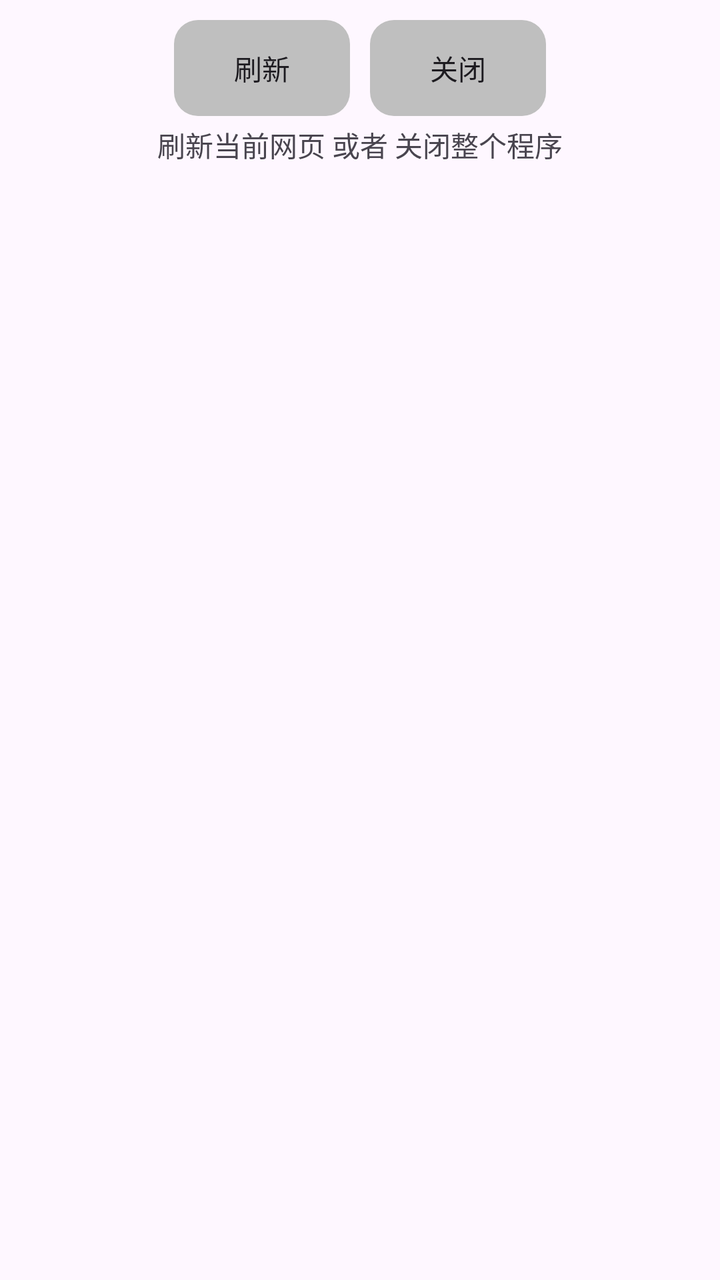
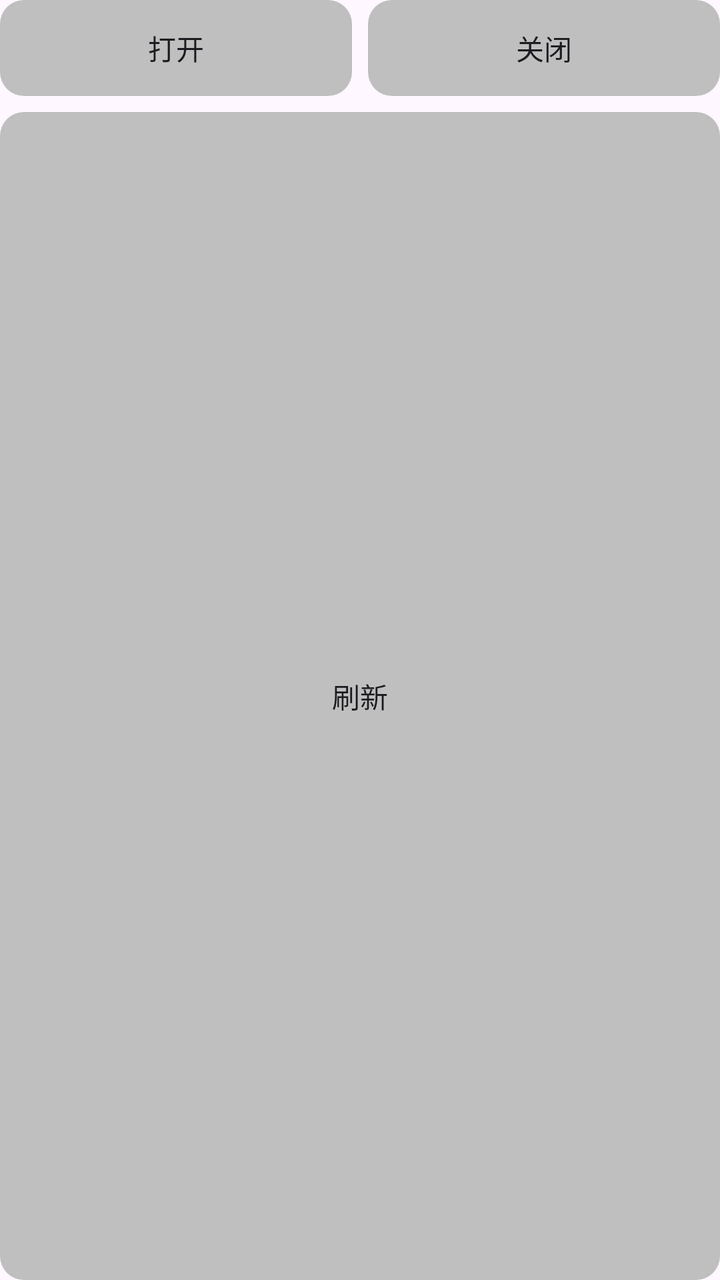

Before-and-after screenshots of an Android layout around one commit, followed by the original layout XML and the change that was made.
<!-- AndroidManifest.xml: application theme Theme.Readest -->
<!-- res/layout/notification_big_layout.xml -->
<?xml version="1.0" encoding="utf-8"?>
<LinearLayout xmlns:android="http://schemas.android.com/apk/res/android"
    android:layout_width="match_parent"
    android:layout_height="wrap_content"
    android:orientation="vertical"
    android:layout_marginStart="-24dp"
    android:padding="10dp">
    <LinearLayout
        android:layout_gravity="center"
        android:orientation="horizontal"
        android:layout_width="wrap_content"
        android:layout_height="wrap_content">
        
        <Button
            android:padding="10dp"
            android:layout_weight="1"
            android:elevation="0dp"
            android:translationZ="0dp"
            android:stateListAnimator="@null"
            android:id="@+id/refresh_button"
            android:layout_marginEnd="5dp"
            android:layout_width="wrap_content"
            android:layout_height="match_parent"
            android:background="@drawable/btn_round"
            android:text="刷新"/>
        <Button
            android:padding="10dp"
            android:layout_weight="1"
            android:elevation="0dp"
            android:translationZ="0dp"
            android:stateListAnimator="@null"
            android:layout_marginStart="5dp"
            android:id="@+id/close_button"
            android:layout_width="wrap_content"
            android:layout_height="match_parent"
            android:background="@drawable/btn_round"
            android:text="关闭"/>
    </LinearLayout>
    <TextView
        android:layout_gravity="center"
        android:layout_marginTop="4dp"
        android:text="刷新当前网页 或者 关闭整个程序"
        android:visibility="visible"
        android:layout_width="wrap_content"
        android:layout_height="wrap_content"/>
</LinearLayout>
<!-- resources referenced by this layout -->
<resources>
  <!-- drawable btn_round (drawable) -->
  <?xml version="1.0" encoding="utf-8"?>
  <shape xmlns:android="http://schemas.android.com/apk/res/android"
      android:shape="rectangle">
      <corners android:radius="12dp"/> 
      <solid android:color="#bfbfbf"/>
  </shape>
  <style name="Theme.Readest" parent="Base.Theme.Readest" />
  <style name="Base.Theme.Readest" parent="Theme.Material3.DayNight.NoActionBar">
      </style>
</resources>

<!-- the commit's change to res/layout/notification_big_layout.xml (unified diff, before → after) -->
@@ -2,13 +2,11 @@
 <LinearLayout xmlns:android="http://schemas.android.com/apk/res/android"
     android:layout_width="match_parent"
     android:layout_height="wrap_content"
-    android:orientation="vertical"
-    android:layout_marginStart="-24dp"
-    android:padding="10dp">
+    android:orientation="vertical">
     <LinearLayout
         android:layout_gravity="center"
         android:orientation="horizontal"
-        android:layout_width="wrap_content"
+        android:layout_width="match_parent"
         android:layout_height="wrap_content">
         
         <Button
@@ -17,30 +15,36 @@
             android:elevation="0dp"
             android:translationZ="0dp"
             android:stateListAnimator="@null"
-            android:id="@+id/refresh_button"
-            android:layout_marginEnd="5dp"
+            android:id="@+id/open_button"
+            android:layout_marginEnd="4dp"
             android:layout_width="wrap_content"
             android:layout_height="match_parent"
             android:background="@drawable/btn_round"
-            android:text="刷新"/>
+            android:text="打开"/>
         <Button
             android:padding="10dp"
             android:layout_weight="1"
             android:elevation="0dp"
             android:translationZ="0dp"
             android:stateListAnimator="@null"
-            android:layout_marginStart="5dp"
+            android:layout_marginStart="4dp"
             android:id="@+id/close_button"
             android:layout_width="wrap_content"
             android:layout_height="match_parent"
             android:background="@drawable/btn_round"
             android:text="关闭"/>
     </LinearLayout>
-    <TextView
+    
+    <Button
+        android:padding="10dp"
         android:layout_gravity="center"
-        android:layout_marginTop="4dp"
-        android:text="刷新当前网页 或者 关闭整个程序"
-        android:visibility="visible"
-        android:layout_width="wrap_content"
-        android:layout_height="wrap_content"/>
+        android:layout_marginTop="8dp"
+        android:elevation="0dp"
+        android:translationZ="0dp"
+        android:stateListAnimator="@null"
+        android:id="@+id/refresh_button"
+        android:layout_width="match_parent"
+        android:layout_height="match_parent"
+        android:background="@drawable/btn_round"
+        android:text="刷新"/>
 </LinearLayout>
